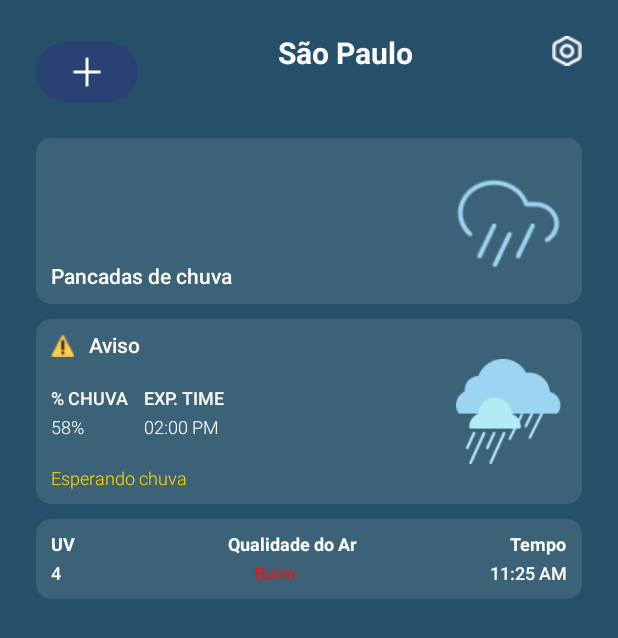
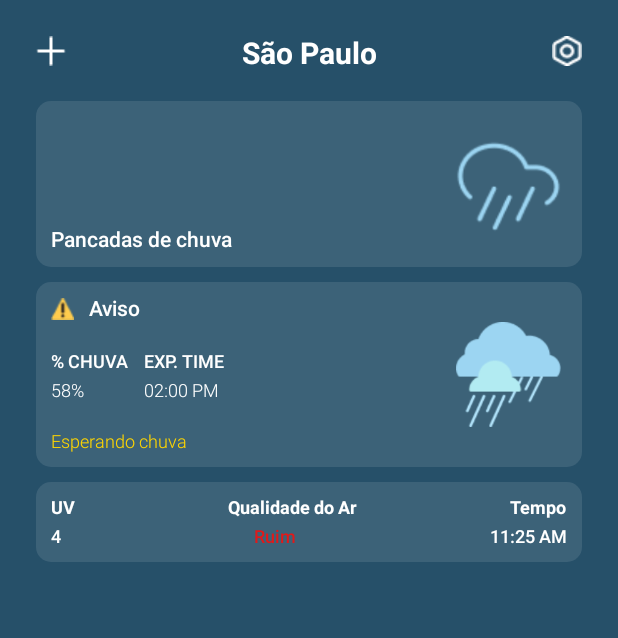
Before and after one commit to leiaoliver/climasphare, an Android app built with Jetpack Compose: the screen it shows after launch (MainActivity), on a phone screen of 412 x 824 dp. Shown: the top 638 px of the screen. Run offline under Robolectric (Android 15) with nearby library versions, the light colour scheme and no system bars; Roboto replaces fonts that are not available here.

Commit message:
ajust buttons

```diff
--- a/app/src/main/java/br/com/fiap/climasphere/screens/HomeScreen.kt
+++ b/app/src/main/java/br/com/fiap/climasphere/screens/HomeScreen.kt
@@ -3,6 +3,7 @@ package br.com.fiap.climasphere.screens
 import android.util.Log
 import androidx.compose.foundation.Image
 import androidx.compose.foundation.background
+import androidx.compose.foundation.clickable
 import androidx.compose.foundation.layout.Arrangement
 import androidx.compose.foundation.layout.Box
 import androidx.compose.foundation.layout.Column
@@ -78,10 +79,9 @@ fun HomeScreen(navController: NavController) {
                 .fillMaxWidth(),
             horizontalArrangement = Arrangement.SpaceBetween
         ){
-            Button(
-                onClick = {navController.navigate("manage_cities")},
+            Box(
                 modifier = Modifier
-                    .background(Color(0xFF265069))
+                    .clickable { navController.navigate("manage_cities") }
             ) {
                 Image(
                     painter = painterResource(id = R.drawable.plus),
```
Also changed, not shown: app/src/main/java/br/com/fiap/climasphere/screens/ManageCitiesScreen.kt (+31 -6 lines).
